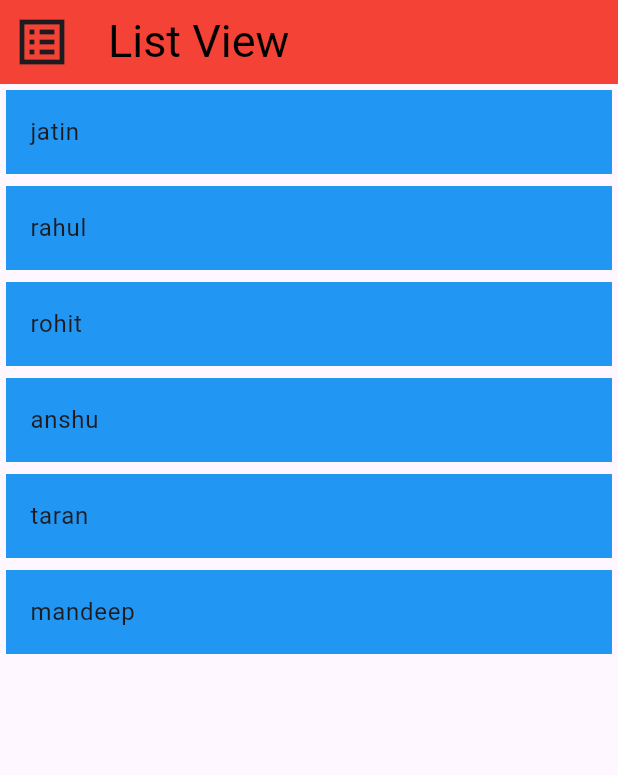
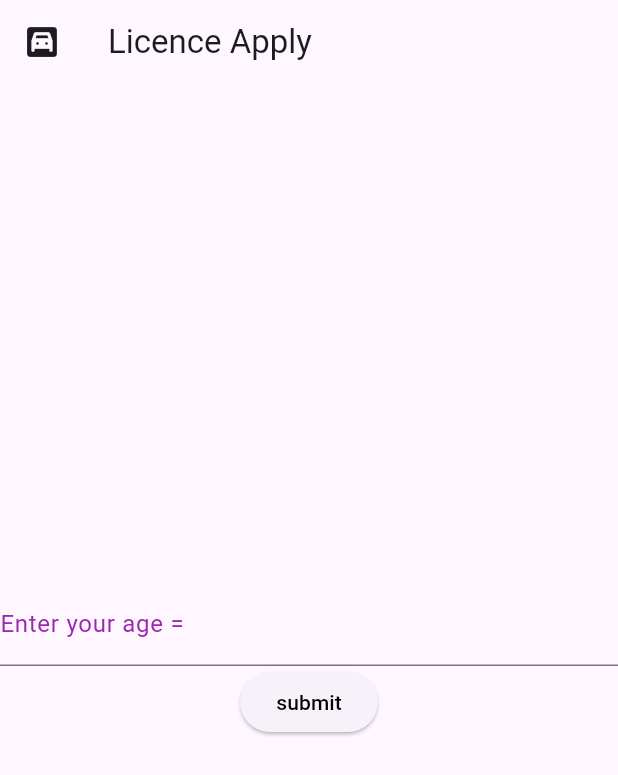
Before and after one commit to 1224jatin/myfirst_app, a Flutter app: the screen it shows after launch, on a phone screen of 412 x 824 dp. Shown: the top 775 px of the screen. Run offline on Flutter 3.47's test engine with Material 3 defaults, Android fonts, the phone set to English and light mode, and no system bars.

Commit message:
5 march 2026 -  licence check

```diff
--- /dev/null
+++ b/lib/licensecheck.dart
@@ -0,0 +1,62 @@
+import 'package:flutter/cupertino.dart';
+import 'package:flutter/material.dart';
+
+class Licensecheck extends StatefulWidget {
+  const Licensecheck({super.key});
+
+  @override
+  State<StatefulWidget> createState()=> _Licensecheck();
+}
+
+class _Licensecheck extends State<Licensecheck>{
+
+  TextEditingController ageController = TextEditingController();
+  Color buttonColor = Colors.pink;
+
+  @override
+  Widget build(BuildContext context) {
+    return Scaffold(
+      appBar: AppBar(leading: Icon(Icons.garage),
+      title: const Text("Licence Apply"),),
+      body: Center(
+        child: Column(
+          mainAxisAlignment: MainAxisAlignment.center,
+          crossAxisAlignment: CrossAxisAlignment.center,
+          children: [
+            TextField(
+              controller: ageController,
+              decoration: InputDecoration(
+                label: const Text("Enter your age = ", style: TextStyle(color: Colors.purple,),
+                ),
+                  hintText: " e.g = 18 ,30 "
+              )),
+            ElevatedButton(onPressed: (){
+              if (int.tryParse(ageController.text.trim())!>=18 ){
+                setState(() {
+                  ScaffoldMessenger.of(context).showSnackBar(SnackBar(
+                    content: const Text("you are eligible"),
+                    duration: Duration(seconds: 3),
+                    shape: RoundedRectangleBorder(),
+                    backgroundColor: Colors.red,
+                  ));
+                }
+                );
+
+              }else{
+                setState(() {
+                  ScaffoldMessenger.of(context).showSnackBar(SnackBar(content:
+                      Text("You are not eligible "),
+                    duration: Duration(seconds: 3 ),
+                  ));
+                });
+
+              }
+            }, child: const Text("submit" ,  style: TextStyle(color: Colors.black),))
+          ],
+
+        )
+      ),
+    );
+  }
+
+}
--- a/lib/main.dart
+++ b/lib/main.dart
@@ -1,4 +1,5 @@
 import 'package:flutter/material.dart';
+import 'package:flutter_appy/licensecheck.dart';
 import 'package:flutter_appy/listView.dart';
 import 'package:flutter_appy/stateful_screen.dart';
 
@@ -14,7 +15,7 @@ class MyApp extends StatelessWidget {
     return MaterialApp(
       title: "My First App",
       debugShowCheckedModeBanner: false,
-      home: const ListviewScreen()
+      home: const Licensecheck()
 
       );
 
--- a/lib/stateful_screen.dart
+++ b/lib/stateful_screen.dart
@@ -5,9 +5,6 @@ class SecondScreen extends StatefulWidget{
   const SecondScreen({super.key});
   @override
   State<SecondScreen> createState() => _SecondScreen();
-
-
-
 }
 class _SecondScreen extends State<SecondScreen>{
 
@@ -15,7 +12,7 @@ class _SecondScreen extends State<SecondScreen>{
    TextEditingController collegeController = TextEditingController();
    TextEditingController passwordController = TextEditingController();
    TextEditingController confirmPasswordController = TextEditingController();
-   Color buttonColor = const Color(0xFF5F372B);
+   Color buttonColor = Color(0xFF5F372B);
    List<String>items=["jatin ","rahul","rohit","ram","sham","anshu","taran","mandeep"];
 
 
```
Also changed, not shown: lib/listView.dart (+28 -4 lines).
